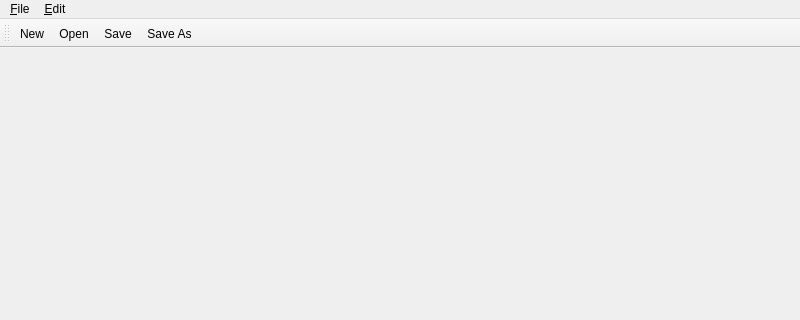
Above: src/app/mainwindow.ui from EgonSpengler/LimePipes before the change; both pictures show x 0 to 800 and y 0 to 320 of the 800 by 682 pixel window. Below: the same form after it.
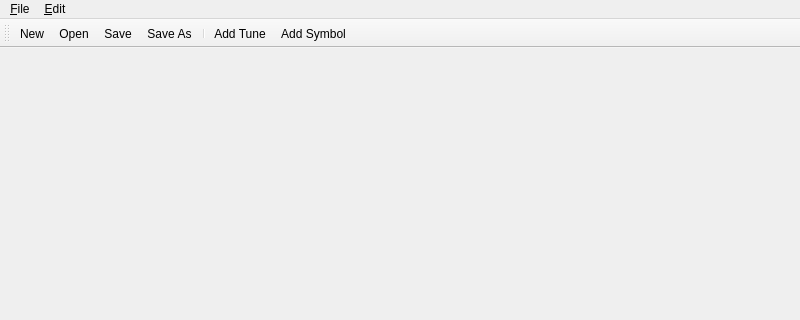
That is the form after the change. Icons and pictures are not drawn.

Commit message: added symbols for add tune and symbols

The edit to the form file:
```diff
--- a/src/app/mainwindow.ui
+++ b/src/app/mainwindow.ui
@@ -48,6 +48,18 @@
    <property name="windowTitle">
     <string>toolBar</string>
    </property>
+   <property name="iconSize">
+    <size>
+     <width>28</width>
+     <height>28</height>
+    </size>
+   </property>
+   <property name="toolButtonStyle">
+    <enum>Qt::ToolButtonTextUnderIcon</enum>
+   </property>
+   <property name="floatable">
+    <bool>false</bool>
+   </property>
    <attribute name="toolBarArea">
     <enum>TopToolBarArea</enum>
    </attribute>
@@ -58,6 +70,9 @@
    <addaction name="fileOpenAction"/>
    <addaction name="fileSaveAction"/>
    <addaction name="fileSaveAsAction"/>
+   <addaction name="separator"/>
+   <addaction name="editAddTuneAction"/>
+   <addaction name="editAddSymbolsAction"/>
   </widget>
   <action name="fileNewAction">
    <property name="icon">
```
Left out of the diff: 8 changed lines with no effect on the pictures. The commit also changes 3 other files.
